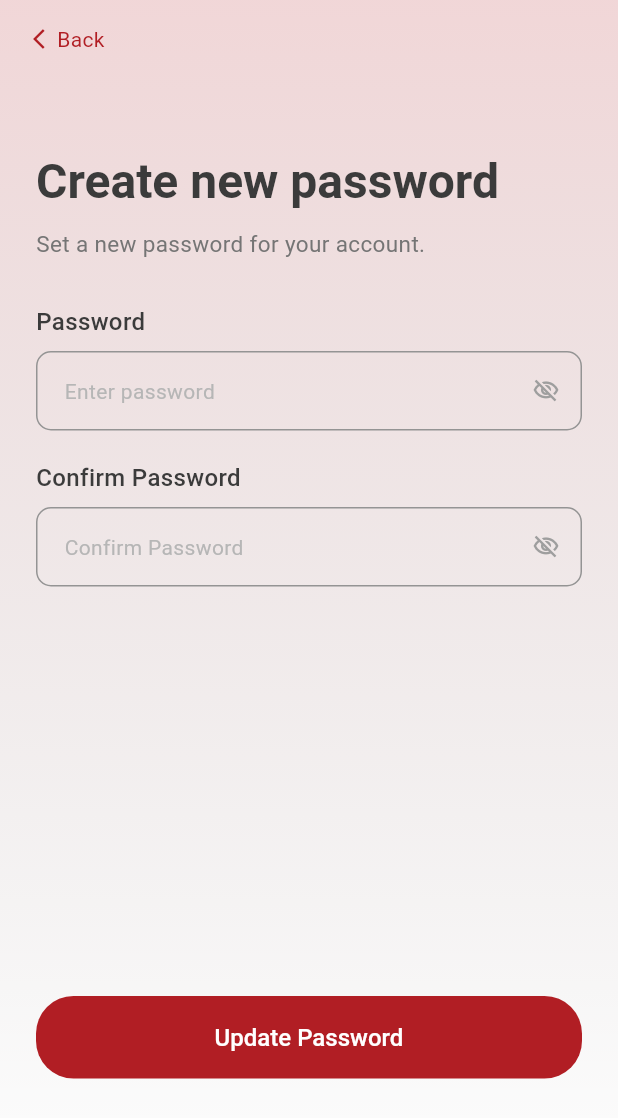
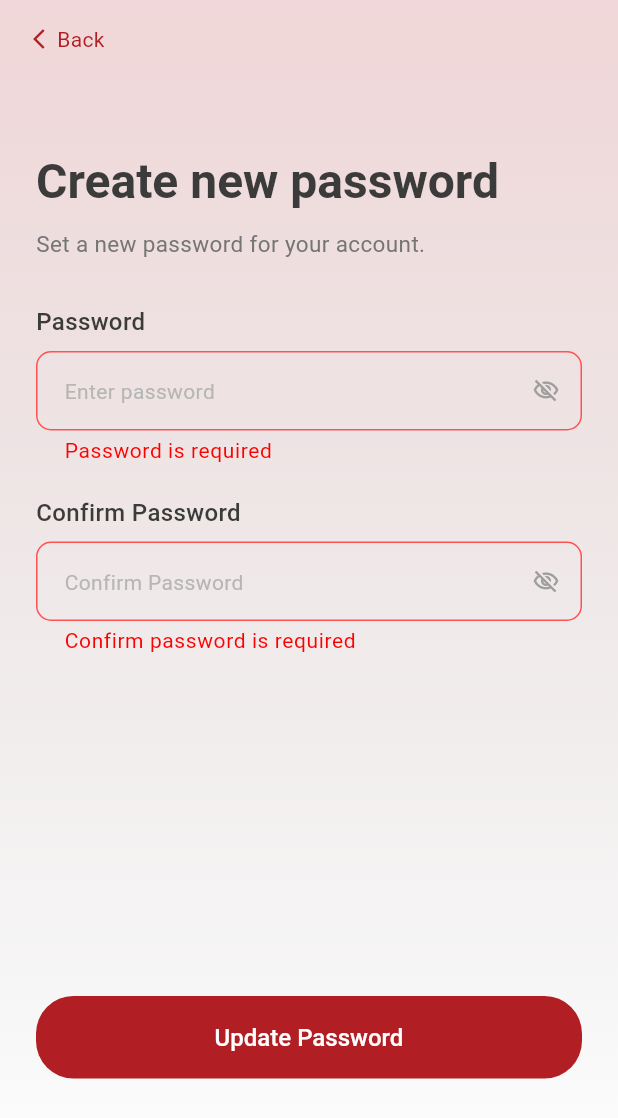
Before and after one commit to PukatDigital/imb_mob_app, a Flutter app: the CreateNewPasswordView screen opened by its route, after a tap on "Update Password", on a phone screen of 412 x 824 dp. Shown: the top 1118 px of the screen. Run offline on Flutter 3.47's test engine with Material 3 defaults, Android fonts, the phone set to English and light mode, and no system bars; our stand-ins replace animated_custom_dropdown, dio, dropdown_button2, flutter_svg, fluttertoast, get_it and 8 more; missing offline and left inert: flutter_sound; accounts and stored records are empty; Roboto replaces fonts that are missing (Mulish-Regular).

Commit message:
forget password

```diff
--- a/lib/application/routes/route_generator.dart
+++ b/lib/application/routes/route_generator.dart
@@ -111,12 +111,17 @@ class RouteGenerator {
             child:  ContinueWithPhoneNumber(),
           ),
         );
-        case RouteManager.rCreateNewPasswordView:
+      case RouteManager.rCreateNewPasswordView:
+
+        final String? email = settings.arguments as String?;
+
         return PageRouter.fadeScale(
           settings,
               () => ChangeNotifierProvider(
             create: (_) => AuthViewModel(),
-            child:  CreateNewPasswordView(),
+            child: CreateNewPasswordView(
+              email: email,
+            ),
           ),
         );
 
@@ -169,7 +174,7 @@ class RouteGenerator {
           settings,
               () => ChangeNotifierProvider(
             create: (context) => AuthViewModel(),
-            child: ProfileDetailsView(profileData: data), // ✅
+            child: ProfileDetailsView(profileData: data),
           ),
         );
         case RouteManager.rPlanView:
--- a/lib/data/remote_data_source/i_api.dart
+++ b/lib/data/remote_data_source/i_api.dart
@@ -5,8 +5,11 @@ abstract class IApi {
   Future<ApiResponse> signInByEmail(Map<String, dynamic> data);
   Future<ApiResponse> userSignUp(Map<String, dynamic> data);
   Future<ApiResponse> emailVerification(Map<String, dynamic> data);
+  Future<ApiResponse> forgetEmailVerification(Map<String, dynamic> data);
   Future<ApiResponse> otpVerification(Map<String, dynamic> data);
+  Future<ApiResponse> updateOtpVerification(Map<String, dynamic> data);
   Future<ApiResponse> signUp(Map<String, dynamic> data);
+  Future<ApiResponse> resetPassword(Map<String, dynamic> data);
   Future<ApiResponse> getMotherTongues();
   Future<ApiResponse> getAllCastes();
   Future<ApiResponse> getAllHeights();
--- a/lib/presentation/views/auth/sign-in/forget_password/create_new_password_view.dart
+++ b/lib/presentation/views/auth/sign-in/forget_password/create_new_password_view.dart
@@ -4,34 +4,46 @@ import 'package:ideal_marriage_bureau/application/routes/route_generator.dart';
 import 'package:provider/provider.dart';
 
 import '../../../../../application/app_theme/color_scheme.dart';
-import '../../../../../application/app_theme/text_themes.dart';
 import '../../../../../application/common/enum.dart';
 import '../../../../../application/core/result.dart';
+import '../../../../../application/network/result.dart';
 import '../../../../../base/base_widget.dart';
 import '../../../../../constants/asset_manager.dart';
 import '../../../../../widgets/custom_field.dart';
+import '../../../../../widgets/loader.dart';
 import '../../../../../widgets/primary_button.dart';
 import '../../../../../widgets/toast.dart';
 import '../../auth_view_model.dart';
 
 class CreateNewPasswordView extends BaseStateFullWidget {
-  CreateNewPasswordView({super.key});
+  final String? email;
+  CreateNewPasswordView({super.key,this.email});
 
   @override
-  State<CreateNewPasswordView> createState() => _CreateNewPasswordViewState();
+  State<CreateNewPasswordView> createState() =>
+      _CreateNewPasswordViewState();
 }
 
-class _CreateNewPasswordViewState extends State<CreateNewPasswordView>
+class _CreateNewPasswordViewState
+    extends State<CreateNewPasswordView>
     implements Result {
   final GlobalKey<FormState> formKey = GlobalKey<FormState>();
 
-  final TextEditingController passwordController = TextEditingController();
+  final TextEditingController passwordController =
+  TextEditingController();
 
   final TextEditingController confirmPasswordController =
   TextEditingController();
-
+  String? _resolvedEmail;
   bool obscurePassword = true;
   bool obscureConfirmPassword = true;
+  late AuthViewModel authVM;
+  @override
+  void didChangeDependencies() {
+    super.didChangeDependencies();
+    final routeEmail = ModalRoute.of(context)?.settings.arguments as String?;
+    _resolvedEmail = routeEmail ?? widget.email;
+  }
 
   @override
   Widget build(BuildContext context) {
@@ -42,7 +54,6 @@ class _CreateNewPasswordViewState extends State<CreateNewPasswordView>
         builder: (context, provider, child) {
           return Stack(
             children: [
-              /// Background
               _background(),
 
               SafeArea(
@@ -54,6 +65,7 @@ class _CreateNewPasswordViewState extends State<CreateNewPasswordView>
                   child: Column(
                     crossAxisAlignment: CrossAxisAlignment.start,
                     children: [
+
                       /// Back Button
                       GestureDetector(
                         onTap: () {
@@ -82,7 +94,7 @@ class _CreateNewPasswordViewState extends State<CreateNewPasswordView>
 
                       widget.dimens.k50.verticalBoxPadding,
 
-                      /// Main Card
+                      /// Main Content
                       Expanded(
                         child: SingleChildScrollView(
                           child: Container(
@@ -91,7 +103,6 @@ class _CreateNewPasswordViewState extends State<CreateNewPasswordView>
                               horizontal: widget.dimens.k2,
                               vertical: widget.dimens.k15,
                             ),
-
                             child: ConstrainedBox(
                               constraints: BoxConstraints(
                                 minHeight:
@@ -104,6 +115,7 @@ class _CreateNewPasswordViewState extends State<CreateNewPasswordView>
                                     crossAxisAlignment:
                                     CrossAxisAlignment.start,
                                     children: [
+
                                       /// Title
                                       Text(
                                         "Create new password",
@@ -124,8 +136,8 @@ class _CreateNewPasswordViewState extends State<CreateNewPasswordView>
                                             ?.copyWith(
                                           fontWeight: FontWeight.w400,
                                           fontSize: widget.dimens.k15,
-                                              color:
-                                                  ColorManager.textColorSubTitle,
+                                          color: ColorManager
+                                              .textColorSubTitle,
                                         ),
                                       ),
 
@@ -156,13 +168,15 @@ class _CreateNewPasswordViewState extends State<CreateNewPasswordView>
                                           },
                                           child: Icon(
                                             obscurePassword
-                                                ? Icons.visibility_off_outlined
+                                                ? Icons
+                                                .visibility_off_outlined
                                                 : Icons.visibility_outlined,
                                             color: Colors.grey,
                                           ),
                                         ),
                                         validator: (value) {
-                                          if (value == null || value.isEmpty) {
+                                          if (value == null ||
+                                              value.isEmpty) {
                                             return "Password is required";
                                           }
 
@@ -190,8 +204,10 @@ class _CreateNewPasswordViewState extends State<CreateNewPasswordView>
                                       /// Confirm Password Field
                                       CustomField(
                                         hintText: "Confirm Password",
-                                        controller: confirmPasswordController,
-                                        obscureText: obscureConfirmPassword,
+                                        controller:
+                                        confirmPasswordController,
+                                        obscureText:
+                                        obscureConfirmPassword,
                                         suffixIcon: GestureDetector(
                                           onTap: () {
                                             setState(() {
@@ -201,18 +217,21 @@ class _CreateNewPasswordViewState extends State<CreateNewPasswordView>
                                           },
                                           child: Icon(
                                             obscureConfirmPassword
-                                                ? Icons.visibility_off_outlined
+                                                ? Icons
+                                                .visibility_off_outlined
                                                 : Icons.visibility_outlined,
                                             color: Colors.grey,
                                           ),
                                         ),
                                         validator: (value) {
-                                          if (value == null || value.isEmpty) {
+                                          if (value == null ||
+                                              value.isEmpty) {
                                             return "Confirm password is required";
                                           }
 
                                           if (value !=
-                                              passwordController.text.trim()) {
+                                              passwordController.text
+                                                  .trim()) {
                                             return "Passwords do not match";
                                           }
 
@@ -222,22 +241,33 @@ class _CreateNewPasswordViewState extends State<CreateNewPasswordView>
 
                                       const Spacer(),
 
-                                      /// Button
-                                      PrimaryButton(
+                                      /// Update Button
+                                      provider.apiResponse is Loading
+                                          ?  Loader()
+                                          :PrimaryButton(
                                         childText: "Update Password",
                                         isSafeArea: false,
+
                                         onPressed: () {
 
-                                          // if (formKey.currentState
-                                          //         ?.validate() ??
-                                          //     false) {
-                                          //   /// Dummy Success
-                                          //   onSuccess(
-                                          //     "Password updated successfully",
-                                          //   );
+                                          if (formKey.currentState
+                                              ?.validate() ??
+                                              false) {
+
+                                            provider.updatePassword(
+                                              {
+                                                "email":
+                                                _resolvedEmail,
+                                                "new_password":
+                                                passwordController
+                                                    .text
+                                                    .trim(),
+                                              },
+                                              this,
+                                            );
                                           }
+                                        },
                                       ),
-
                                     ],
                                   ),
                                 ),
@@ -271,14 +301,19 @@ class _CreateNewPasswordViewState extends State<CreateNewPasswordView>
       ),
     );
   }
-  void showPasswordResetDailogue(BuildContext context, dynamic? dimens) {
+
+  void showPasswordResetDailogue(
+      BuildContext context,
+      dynamic? dimens,
+      ) {
     showDialog(
       context: context,
       barrierDismissible: false,
       builder: (_) {
         return Dialog(
           shape: RoundedRectangleBorder(
-            borderRadius: BorderRadius.circular(dimens.k24),
+            borderRadius:
+            BorderRadius.circular(dimens.k24),
           ),
           insetPadding: EdgeInsets.symmetric(
             horizontal: dimens.k20,
@@ -288,6 +323,8 @@ class _CreateNewPasswordViewState extends State<CreateNewPasswordView>
             child: Column(
               mainAxisSize: MainAxisSize.min,
               children: [
+
+                /// Close
                 Align(
                   alignment: Alignment.topRight,
                   child: GestureDetector(
@@ -300,24 +337,22 @@ class _CreateNewPasswordViewState extends State<CreateNewPasswordView>
                   ),
                 ),
 
+                /// Success Image
                 Container(
                   padding: EdgeInsets.all(dimens.k10),
-                  decoration: const BoxDecoration(
-
-                    shape: BoxShape.circle,
-                  ),
                   child: Image.asset(
-                    Assets.success, // ✅ already correct
+                    Assets.success,
                     height: dimens.k40,
                     width: dimens.k40,
                     fit: BoxFit.contain,
                   ),
-                ),  // closes Container (green circle)
+                ),
 
-                SizedBox(height: dimens.k20),  // ✅
+                SizedBox(height: dimens.k20),
 
+                /// Title
                 Text(
-                  'Password updated\n successfully 🎉',  // ✅ fixed \n too
+                  'Password updated\nsuccessfully 🎉',
                   textAlign: TextAlign.center,
                   style: TextStyle(
                     fontSize: dimens.k24,
@@ -326,10 +361,11 @@ class _CreateNewPasswordViewState extends State<CreateNewPasswordView>
                   ),
                 ),
 
-                SizedBox(height: dimens.k12),  // ✅
+                SizedBox(height: dimens.k12),
 
+                /// Subtitle
                 Text(
-                  'You can now log in with your new \n password.',  // ✅ fixed \n
+                  'You can now log in with your new\npassword.',
                   textAlign: TextAlign.center,
                   style: TextStyle(
                     fontSize: dimens.k15,
@@ -338,24 +374,31 @@ class _CreateNewPasswordViewState extends State<CreateNewPasswordView>
                   ),
                 ),
 
-                SizedBox(height: dimens.k28),  // ✅
+                SizedBox(height: dimens.k28),
 
+                /// Login Button
                 SizedBox(
                   width: double.infinity,
                   child: ElevatedButton(
                     style: ElevatedButton.styleFrom(
                       elevation: 0,
-                      backgroundColor: ColorManager.rejectedText,
+                      backgroundColor:
+                      ColorManager.rejectedText,
                       padding: EdgeInsets.symmetric(
                         vertical: dimens.k16,
                       ),
                       shape: RoundedRectangleBorder(
                         borderRadius:
-                        BorderRadius.circular(dimens.k40),
+                        BorderRadius.circular(
+                          dimens.k40,
+                        ),
                       ),
                     ),
                     onPressed: () {
-                     Navigator.pushReplacementNamed(context, RouteManager.rLoginView);
+                      Navigator.pushReplacementNamed(
+                        context,
+                        RouteManager.rLoginView,
+                      );
                     },
                     child: Text(
                       'Go to Login',
@@ -377,13 +420,22 @@ class _CreateNewPasswordViewState extends State<CreateNewPasswordView>
 
   @override
   onError(String error) {
-    MyToast.showToast(message: error, typeToast: TypeToast.error);
+    MyToast.showToast(
+      message: error,
+      typeToast: TypeToast.error,
+    );
   }
 
   @override
   onSuccess(result) {
-    MyToast.showToast(message: result.toString(), typeToast: TypeToast.success);
-    showPasswordResetDailogue(context, widget.dimens);
-    Navigator.pop(context);
+    MyToast.showToast(
+      message: result.toString(),
+      typeToast: TypeToast.success,
+    );
+
+    showPasswordResetDailogue(
+      context,
+      widget.dimens,
+    );
   }
 }
--- a/lib/presentation/views/auth/sign-in/verification_code_view.dart
+++ b/lib/presentation/views/auth/sign-in/verification_code_view.dart
@@ -215,7 +215,7 @@ class _VerificationCodeViewState extends State<VerificationCodeView>
                         }
 
                         // ✅ Uses _resolvedEmail consistently
-                        authVM.otpVerificationCode(
+                        authVM.updateOtpVerificationCode(
                           {
                             "email": _resolvedEmail?.trim(),
                             "otp": _otpValue.trim(),
```
Also changed, not shown: lib/data/remote_data_source/api.dart (+62 -0 lines), lib/presentation/views/auth/auth_view_model.dart (+29 -0 lines), lib/presentation/views/auth/sign-in/forget_password/forgetPassword_email_View.dart (+88 -27 lines), lib/presentation/views/auth/sign-in/forget_password/verfication_code_view.dart (+2 -5 lines), 2 other files. Lines whose indentation alone changed are shown as unchanged.
